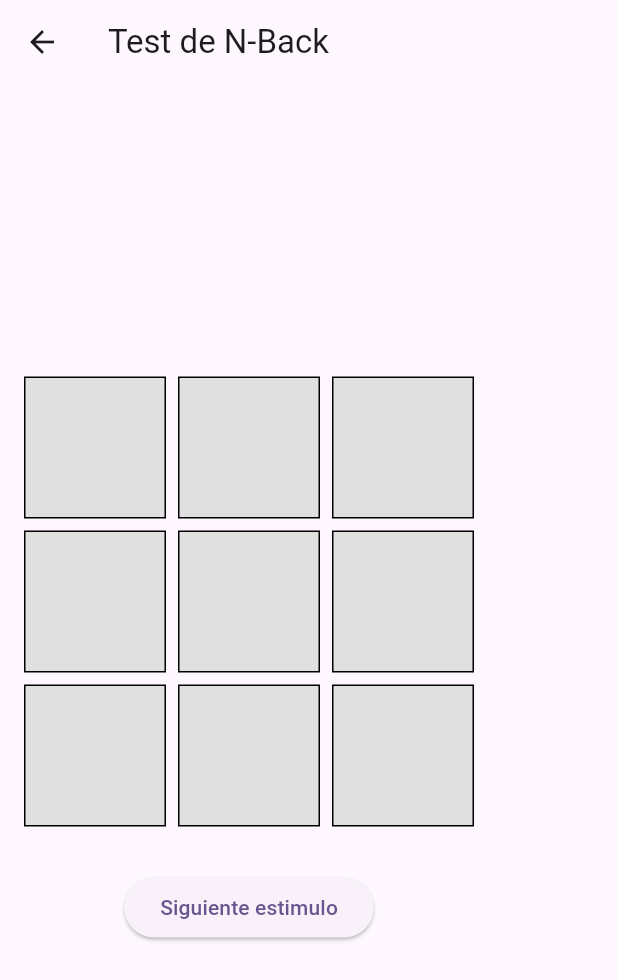
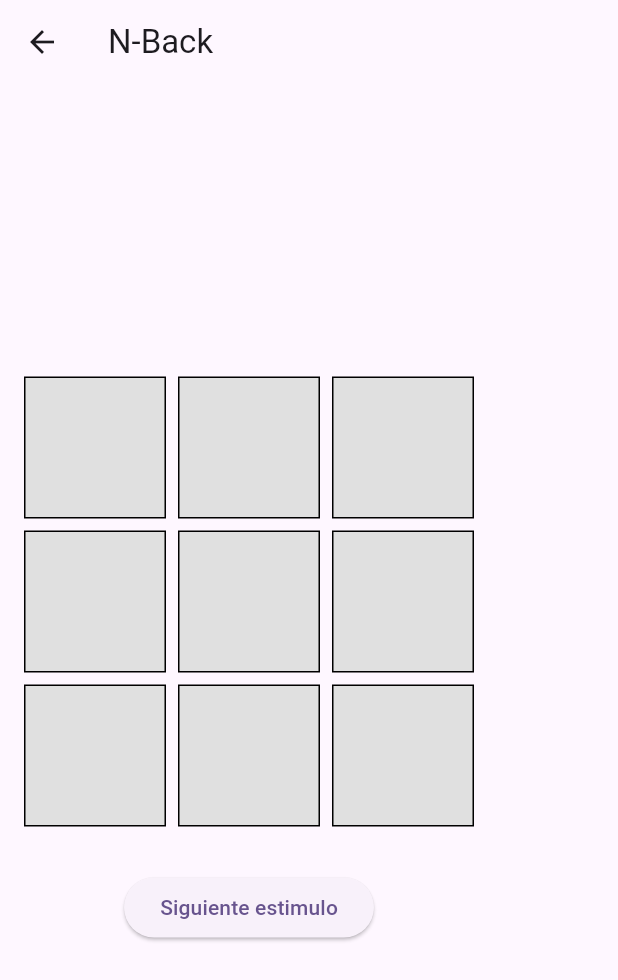
Before and after one commit to alvamopalTFM/Dem100App, a Flutter app: the TestNBackPage screen opened directly, on a phone screen of 412 x 824 dp. Shown: the top 980 px of the screen. Run offline on Flutter 3.47's test engine with Material 3 defaults, Android fonts, the phone set to English and light mode, and no system bars; our stand-ins replace cloud_firestore, firebase_auth, firebase_core; accounts and stored records are empty.

```diff
--- a/lib/minijuegos/n-back.dart
+++ b/lib/minijuegos/n-back.dart
@@ -14,7 +14,7 @@ class _TestNBackPageState extends State<TestNBackPage> {
   Widget build(BuildContext context) {
     return Scaffold(
       appBar: AppBar(
-        title: const Text('Test de N-Back'),
+        title: const Text('N-Back'),
       ),
       body: Padding(
         padding: const EdgeInsets.all(16),
```
